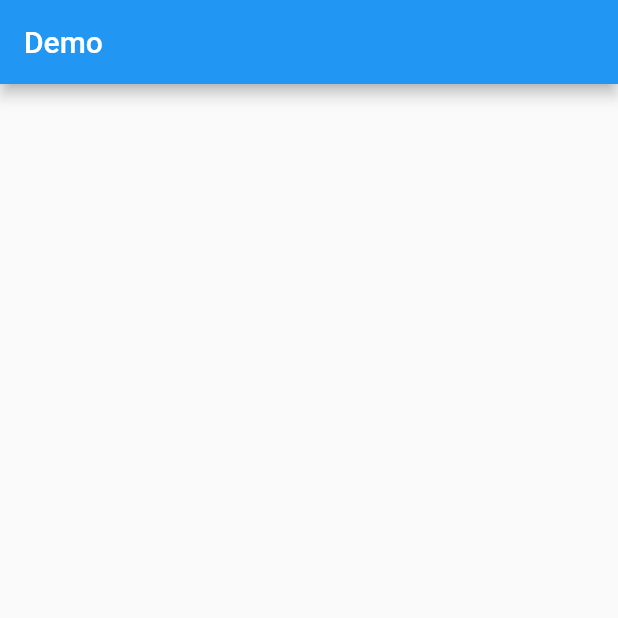
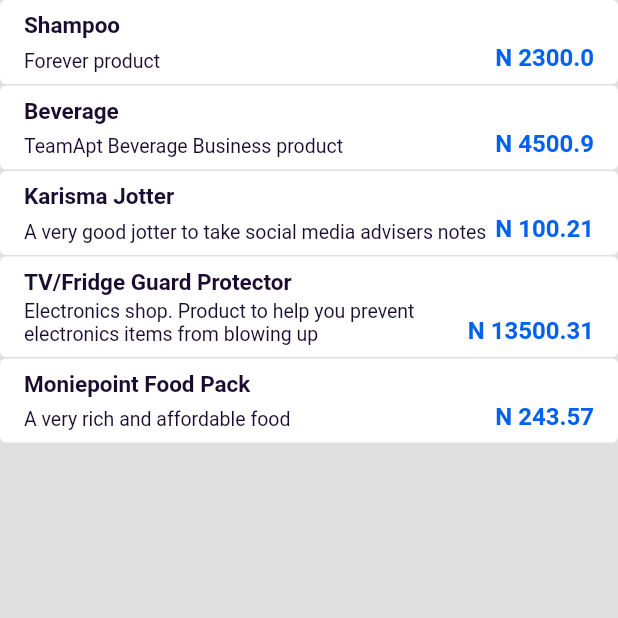
Before and after one commit to donpaul120/moniepoint-comms-flutter, a Flutter app: the screen it shows after launch, on a phone screen of 412 x 824 dp, the top half of it. Run offline on Flutter 3.47's test engine with Material 2 defaults, Android fonts, the phone set to English and light mode, and no system bars; our stand-ins replace plugin_platform_interface, rxdart.

```diff
--- /dev/null
+++ b/example/lib/colors.dart
@@ -0,0 +1,16 @@
+import 'dart:ui';
+
+class Colors {
+  static const Color primaryColor = Color(0xFF0361F0);
+  static const Color colorPrimaryDark = Color(0xFF0B3175);
+
+  static const Color accentColor = Color(0xFF4183F5);
+  static const Color orange = Color(0xffF08922);
+  static const Color white = Color(0xFFFFFFFF);
+
+  static const Color transparent = Color(0x00000000);
+  static const Color black = Color(0xFF000000);
+
+  static const Color textColorBlack = Color(0xFF1A0C2F);
+  static const Color dividerColor = Color(0XFFE0E0E0);
+}
--- /dev/null
+++ b/example/lib/core/app_route.dart
@@ -0,0 +1,21 @@
+
+import 'package:comms_example/orders/orders_list_screen.dart';
+import 'package:comms_example/orders/orders_view_model.dart';
+import 'package:flutter/cupertino.dart';
+import 'package:provider/provider.dart';
+
+class AppRoute {
+
+  AppRoute._();
+
+  static const orderListScreen = 'orderListScreen';
+
+  static Map<String, WidgetBuilder> buildRouteMap() {
+    return {
+      orderListScreen: (context) => ChangeNotifierProvider(
+        create: (_) => OrdersViewModel(),
+        child: const OrderListScreen(),
+      )
+    };
+  }
+}
--- a/example/lib/main.dart
+++ b/example/lib/main.dart
@@ -1,6 +1,14 @@
-import 'package:comms/peer_device.dart';
-import 'package:comms/protocol_data_event.dart';
-import 'package:flutter/material.dart';
+
+import 'package:comms_example/core/app_route.dart';
+import 'package:comms_example/main_view_model.dart';
+import 'package:comms_example/orders/orders_list_screen.dart';
+import 'package:flutter/material.dart' hide Colors;
+import 'package:moniepoint_pos_comms/peer_device.dart';
+import 'package:moniepoint_pos_comms/protocol_data_event.dart';
+import 'package:provider/provider.dart';
+
+import 'colors.dart';
+import 'widgets/connect_button.dart';
 
 /// @author Paul Okeke
 /// Moniepoint X TeamApt
@@ -16,11 +24,13 @@ class MyApp extends StatelessWidget {
   @override
   Widget build(BuildContext context) {
     return MaterialApp(
-      title: 'Moniepoint Protocol Demo',
-      theme: ThemeData(
-        primarySwatch: Colors.blue,
+      title: 'Moniepoint Protocol TestApp',
+      theme: ThemeData(primaryColor: Colors.primaryColor),
+      home: ChangeNotifierProvider(
+        create: (_) => MainViewModel(),
+        child: const OrderListScreen()//const MyHomePage(title: 'Peer Devices'),
       ),
-      home: const MyHomePage(title: 'Demo'),
+      routes: AppRoute.buildRouteMap(),
     );
   }
 }
@@ -37,9 +47,11 @@ class MyHomePage extends StatefulWidget {
 class _MyHomePageState extends State<MyHomePage> {
 
   late final IMoniepointProtocolData client;
+  late final MainViewModel _viewModel;
 
   @override
   void initState() {
+    _viewModel = Provider.of<MainViewModel>(context, listen: false);
     client = IMoniepointProtocolData.getInstance().initialize();
     super.initState();
     client.listenForDevicePeers();
@@ -55,13 +67,19 @@ class _MyHomePageState extends State<MyHomePage> {
         stream: client.protocolDataStream
             .where((event) => event.eventType == ProtocolEventType.deviceList),
         builder: (ctx, AsyncSnapshot snapshot) {
-          print("Data Snap => $snapshot");
           if (snapshot.connectionState != ConnectionState.active || !snapshot.hasData) {
             return const SizedBox.shrink();
           }
           final data = snapshot.data as ProtocolEvent<List<PeerDevice>>;
-          return ListView(
-            children: data.data?.map((e) => DeviceListTile(device: e)).toList() ?? [],
+          final listItems = data.data ?? [];
+          return ListView.separated(
+              padding: EdgeInsets.zero,
+              itemBuilder: (_, index) => ChangeNotifierProvider.value(
+                value: _viewModel,
+                child: DeviceListTile(device: listItems[index]),
+              ),
+              separatorBuilder: (ctx, index) => const SizedBox.shrink(),
+              itemCount: listItems.length
           );
         },
       ),
@@ -77,36 +95,19 @@ class DeviceListTile extends StatelessWidget {
   @override
   Widget build(BuildContext context) {
     return Padding(
-        padding: const EdgeInsets.symmetric(vertical: 8, horizontal: 4),
+        padding: const EdgeInsets.symmetric(vertical: 8, horizontal: 16),
         child: Row(
-          mainAxisAlignment: MainAxisAlignment.spaceAround,
+          mainAxisAlignment: MainAxisAlignment.spaceBetween,
           children: [
             Text(
               device.deviceName,
               style: const TextStyle(
-                  color: Colors.blue,
+                  color: Colors.primaryColor,
                   fontSize: 16,
                   fontWeight: FontWeight.w600
               ),
             ),
-            ElevatedButton(
-                style: ButtonStyle(
-                  backgroundColor: MaterialStateColor.resolveWith((states) => Colors.amberAccent)
-                ),
-                onPressed: () {
-                  //Attempt to connect to device
-                  IMoniepointProtocolData.getInstance()
-                      .connectToDevice(device.deviceAddress);
-                },
-                child: const Text(
-                    "Connect",
-                    style: TextStyle(
-                        color: Colors.white,
-                        fontSize: 16,
-                        fontWeight: FontWeight.w600
-                    ),
-                )
-            )
+            ConnectButton(peerDevice: device)
           ],
         ),
     );
--- /dev/null
+++ b/example/lib/main_view_model.dart
@@ -0,0 +1,11 @@
+import 'package:flutter/material.dart';
+import 'package:moniepoint_pos_comms/peer_device_state.dart';
+
+class MainViewModel extends ChangeNotifier {
+
+  PeerDeviceState state = PeerDeviceState(
+      deviceAddress: "",
+      deviceState: DeviceState.disconnected
+  );
+
+}
--- /dev/null
+++ b/example/lib/orders/orders_list_screen.dart
@@ -0,0 +1,139 @@
+
+import 'package:comms_example/colors.dart';
+import 'package:comms_example/orders/order_session_bottom_sheet.dart';
+import 'package:comms_example/widgets/list_divider.dart';
+import 'package:flutter/material.dart' hide Colors;
+
+class OrderListScreen extends StatefulWidget {
+  const OrderListScreen({super.key});
+
+  @override
+  State<StatefulWidget> createState() => _OrderListScreen();
+}
+
+class _OrderListScreen extends State<OrderListScreen> {
+  final defaultProductItems = [
+    const Product(
+        title: "Shampoo",
+        amount: 2300.00,
+        description: "Forever product"
+    ),
+    const Product(
+        title: "Beverage",
+        amount: 4500.90,
+        description: "TeamApt Beverage Business product"
+    ),
+    const Product(
+        title: "Karisma Jotter",
+        amount: 100.21,
+        description: "A very good jotter to take social media advisers notes"
+    ),
+    const Product(
+        title: "TV/Fridge Guard Protector",
+        amount: 13500.31,
+        description: "Electronics shop. Product to help you prevent electronics items"
+            " from blowing up"
+    ),
+    const Product(
+        title: "Moniepoint Food Pack",
+        amount: 243.57,
+        description: "A very rich and affordable food"
+    )
+  ];
+
+  @override
+  Widget build(BuildContext context) {
+    return Scaffold(
+      backgroundColor: Colors.dividerColor,
+      body: ListView.separated(
+        separatorBuilder: (ctx, index) => const ListDivider(),
+        itemCount: defaultProductItems.length,
+        itemBuilder: (ctx, index) {
+          return _ProductListItem(product: defaultProductItems[index]);
+        },
+      ),
+    );
+  }
+
+}
+
+class _ProductListItem extends StatelessWidget {
+  final Product product;
+
+  const _ProductListItem({
+    required this.product
+  });
+
+  TextStyle get _amountStyle => const TextStyle(
+    fontSize: 16,
+    color: Colors.primaryColor,
+    fontWeight: FontWeight.w700
+  );
+
+  TextStyle get _descriptionStyle => const TextStyle(
+      fontSize: 13,
+      color: Colors.textColorBlack,
+      fontWeight: FontWeight.w400
+  );
+
+  TextStyle get _titleStyle => const TextStyle(
+      fontSize: 15,
+      color: Colors.textColorBlack,
+      fontWeight: FontWeight.w600
+  );
+
+  @override
+  Widget build(BuildContext context) {
+    final child = Container(
+      padding: const EdgeInsets.symmetric(horizontal: 16, vertical: 8),
+      decoration: const BoxDecoration(
+          color: Colors.white,
+          borderRadius: BorderRadius.all(Radius.circular(4))),
+      child: Column(
+        crossAxisAlignment: CrossAxisAlignment.start,
+        children: [
+          Text(product.title, style: _titleStyle),
+          const SizedBox(height: 3),
+          Row(
+            mainAxisAlignment: MainAxisAlignment.spaceBetween,
+            crossAxisAlignment: CrossAxisAlignment.end,
+            children: [
+              Expanded(child: Text(product.description ?? "", style: _descriptionStyle)),
+              const SizedBox(width: 4,),
+              Text("N ${product.amount}", style: _amountStyle)
+            ],
+          )
+        ],
+      ),
+    );
+
+    return Material(
+      color: Colors.transparent,
+      child: InkWell(
+        overlayColor: MaterialStateProperty.all(Colors.primaryColor.withOpacity(0.5)),
+        highlightColor: Colors.primaryColor.withOpacity(0.02),
+        onTap: () {
+          showModalBottomSheet(
+              isScrollControlled: true,
+              backgroundColor: Colors.transparent,
+              context: context,
+              builder: (ctx) => OrderSessionBottomSheet(product: product)
+          );
+        },
+        child: child,
+      ),
+    );
+  }
+}
+
+class Product {
+  final String title;
+  final double amount;
+  final String? description;
+
+  const Product({
+    required this.title,
+    required this.amount,
+    this.description
+  });
+}
--- /dev/null
+++ b/example/lib/orders/orders_view_model.dart
@@ -0,0 +1,5 @@
+import 'package:flutter/cupertino.dart';
+
+class OrdersViewModel extends ChangeNotifier {
+
+}
--- /dev/null
+++ b/example/lib/widgets/list_divider.dart
@@ -0,0 +1,16 @@
+import 'package:flutter/material.dart' hide Colors;
+
+import '../colors.dart';
+
+class ListDivider extends StatelessWidget {
+  const ListDivider({super.key});
+
+  @override
+  Widget build(BuildContext context) {
+    return const Padding(
+      padding: EdgeInsets.symmetric(vertical: 0, horizontal: 8),
+      child: Divider(color: Colors.dividerColor, height: 1, thickness: 0.9),
+    );
+  }
+
+}
--- a/lib/comms.dart
+++ b/lib/comms.dart
@@ -1,5 +1,5 @@
 
-import 'package:comms/protocol_data_event.dart';
+import 'protocol_data_event.dart';
 
 class Comms {
 
--- a/lib/peer_device.dart
+++ b/lib/peer_device.dart
@@ -6,9 +6,7 @@ part 'peer_device.g.dart';
 
 @JsonSerializable()
 class PeerDevice {
-  @JsonKey(name: "name")
   final String deviceName;
-  @JsonKey(name: "address")
   final String deviceAddress;
 
   PeerDevice({
--- /dev/null
+++ b/lib/peer_device_state.dart
@@ -0,0 +1,45 @@
+import 'package:json_annotation/json_annotation.dart';
+part 'peer_device_state.g.dart';
+
+/// @author Paul Okeke
+/// Moniepoint X TeamApt
+
+enum DeviceState {
+  connected, disconnected, connectionError
+}
+
+@JsonSerializable()
+class PeerDeviceState {
+  final String deviceAddress;
+
+  @JsonKey(fromJson: toDeviceState)
+  final DeviceState deviceState;
+
+  @JsonKey(name: "deviceErrorCode")
+  final int? errorCode;
+
+  PeerDeviceState({
+    required this.deviceAddress,
+    required this.deviceState,
+    this.errorCode
+  });
+
+  static DeviceState toDeviceState(int state) {
+    switch(state) {
+      case 0:
+        return DeviceState.disconnected;
+      case 1:
+        return DeviceState.connected;
+      case 3:
+        return DeviceState.connectionError;
+      default:
+        return DeviceState.disconnected;
+    }
+  }
+
+  factory PeerDeviceState.fromJson(Map<String, dynamic> json) =>
+      _$PeerDeviceStateFromJson(json);
+
+  Map<String, dynamic> toJson() => _$PeerDeviceStateToJson(this);
+
+}
--- a/pubspec.yaml
+++ b/pubspec.yaml
@@ -1,7 +1,7 @@
-name: comms
+name: moniepoint_pos_comms
 description: A new Flutter plugin project.
 version: 0.0.1
-homepage:
+homepage: https://moniepoint.com
 
 environment:
   sdk: '>=2.18.2 <3.0.0'
```
Also changed, not shown: example/lib/orders/order_session_bottom_sheet.dart (added, +124 -0 lines), example/lib/widgets/connect_button.dart (added, +106 -0 lines), example/pubspec.yaml (+4 -5 lines), lib/protocol_data_event.dart (+13 -4 lines), example/pubspec.lock, lib/peer_device.g.dart, lib/peer_device_state.g.dart (added), 6 other files.
